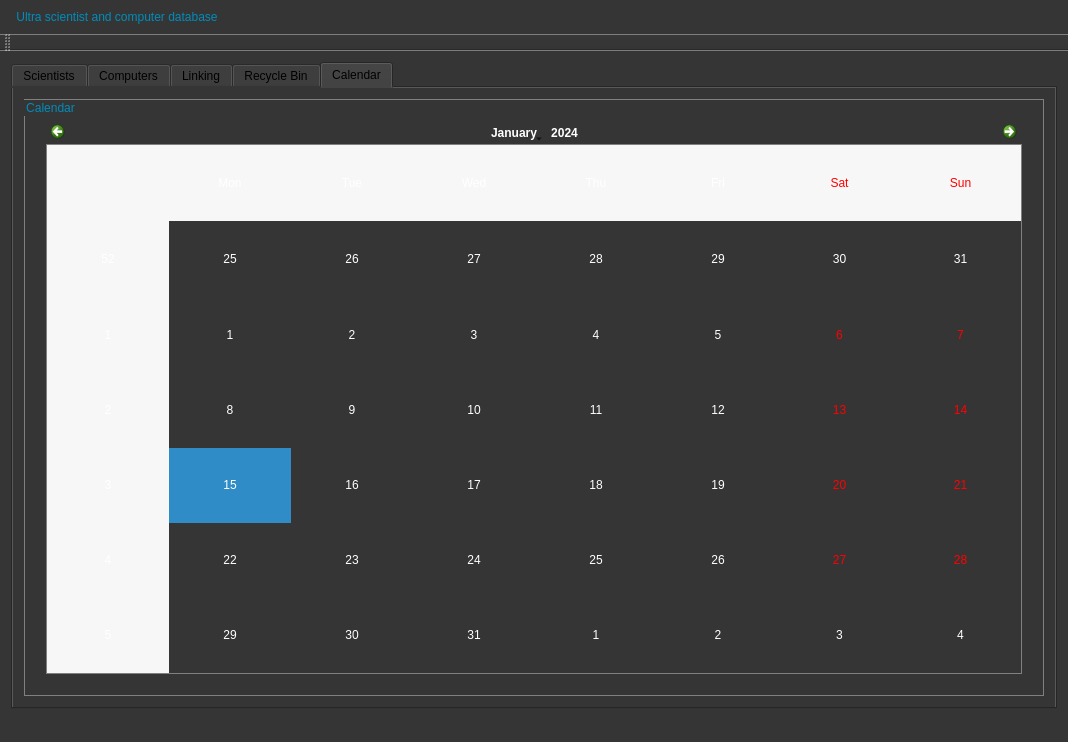
Eytor/VerklegtNamskeid, file VerklegtNamskeidH3/mainwindow.ui: the form before one commit.
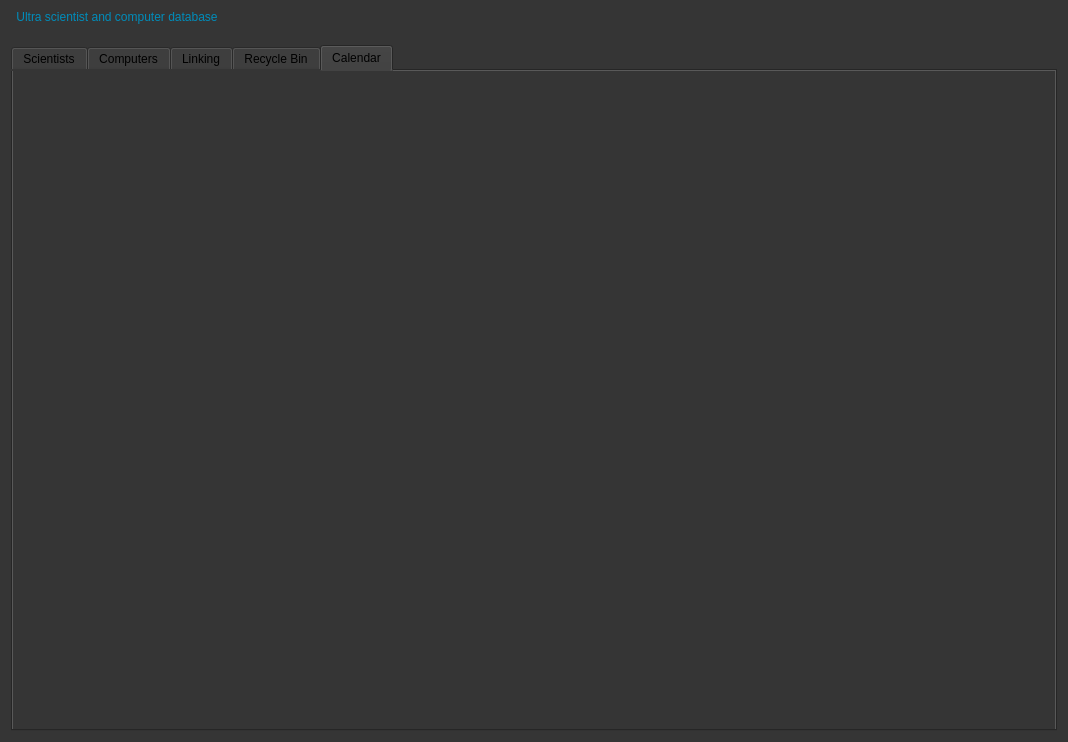
The form after the commit. The open tabs and pages were chosen to show the change.

The edit to the form file:
```diff
--- a/VerklegtNamskeidH3/mainwindow.ui
+++ b/VerklegtNamskeidH3/mainwindow.ui
@@ -1439,23 +1439,19 @@
        </layout>
       </widget>
       <widget class="QWidget" name="tab_2">
+       <property name="maximumSize">
+        <size>
+         <width>16777212</width>
+         <height>16777215</height>
+        </size>
+       </property>
+       <property name="cursor">
+        <cursorShape>ArrowCursor</cursorShape>
+       </property>
        <attribute name="title">
         <string>Calendar</string>
        </attribute>
-       <layout class="QVBoxLayout" name="verticalLayout_8">
-        <item>
-         <widget class="QGroupBox" name="groupBox">
-          <property name="title">
-           <string>Calendar</string>
-          </property>
-          <layout class="QVBoxLayout" name="verticalLayout">
-           <item>
-            <widget class="QCalendarWidget" name="calendarWidget"/>
-           </item>
-          </layout>
-         </widget>
-        </item>
-       </layout>
+       <layout class="QVBoxLayout" name="verticalLayout_8"/>
       </widget>
      </widget>
     </item>
@@ -1478,15 +1474,6 @@
    </widget>
    <addaction name="menuUltra_scientist_and_computer_database"/>
   </widget>
-  <widget class="QToolBar" name="mainToolBar">
-   <attribute name="toolBarArea">
-    <enum>TopToolBarArea</enum>
-   </attribute>
-   <attribute name="toolBarBreak">
-    <bool>false</bool>
-   </attribute>
-  </widget>
-  <widget class="QStatusBar" name="statusBar"/>
   <action name="actionClick_me">
    <property name="text">
     <string>Click me!</string>
```
Left out of the diff: 9 changed lines with no effect on the pictures.
